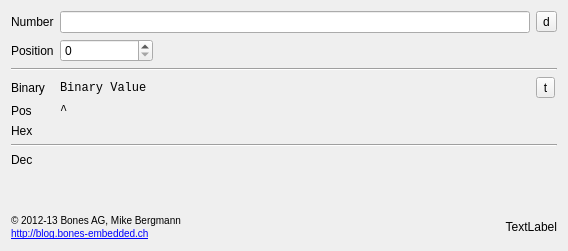
The window that mainwindow.ui (MikeBergmann/Registerer) describes before a commit, drawn with Qt 5.
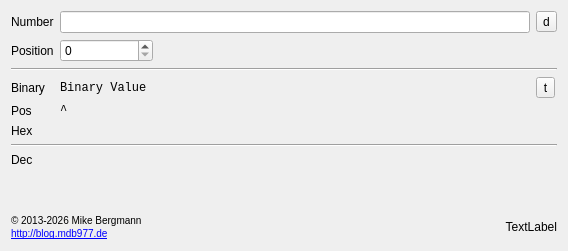
The same window after the commit.

Diff of the .ui file:
```diff
--- a/mainwindow.ui
+++ b/mainwindow.ui
@@ -246,8 +246,8 @@
 &lt;html&gt;&lt;head&gt;&lt;meta name=&quot;qrichtext&quot; content=&quot;1&quot; /&gt;&lt;style type=&quot;text/css&quot;&gt;
 p, li { white-space: pre-wrap; }
 &lt;/style&gt;&lt;/head&gt;&lt;body style=&quot; font-family:'MS Shell Dlg 2'; font-size:7.8pt; font-weight:400; font-style:normal;&quot;&gt;
-&lt;p style=&quot; margin-top:0px; margin-bottom:0px; margin-left:0px; margin-right:0px; -qt-block-indent:0; text-indent:0px;&quot;&gt;© 2012-13 Bones AG, Mike Bergmann&lt;/p&gt;
-&lt;p style=&quot; margin-top:0px; margin-bottom:0px; margin-left:0px; margin-right:0px; -qt-block-indent:0; text-indent:0px;&quot;&gt;&lt;a href=&quot;http://blog.bones-embedded.ch&quot;&gt;&lt;span style=&quot; text-decoration: underline; color:#0000ff;&quot;&gt;http://blog.bones-embedded.ch&lt;/span&gt;&lt;/a&gt;&lt;/p&gt;&lt;/body&gt;&lt;/html&gt;</string>
+&lt;p style=&quot; margin-top:0px; margin-bottom:0px; margin-left:0px; margin-right:0px; -qt-block-indent:0; text-indent:0px;&quot;&gt;© 2013-2026 Mike Bergmann&lt;/p&gt;
+&lt;p style=&quot; margin-top:0px; margin-bottom:0px; margin-left:0px; margin-right:0px; -qt-block-indent:0; text-indent:0px;&quot;&gt;&lt;a href=&quot;http://blog.mdb977.de&quot;&gt;&lt;span style=&quot; text-decoration: underline; color:#0000ff;&quot;&gt;http://blog.mdb977.de&lt;/span&gt;&lt;/a&gt;&lt;/p&gt;&lt;/body&gt;&lt;/html&gt;</string>
         </property>
         <property name="textFormat">
          <enum>Qt::RichText</enum>
```
